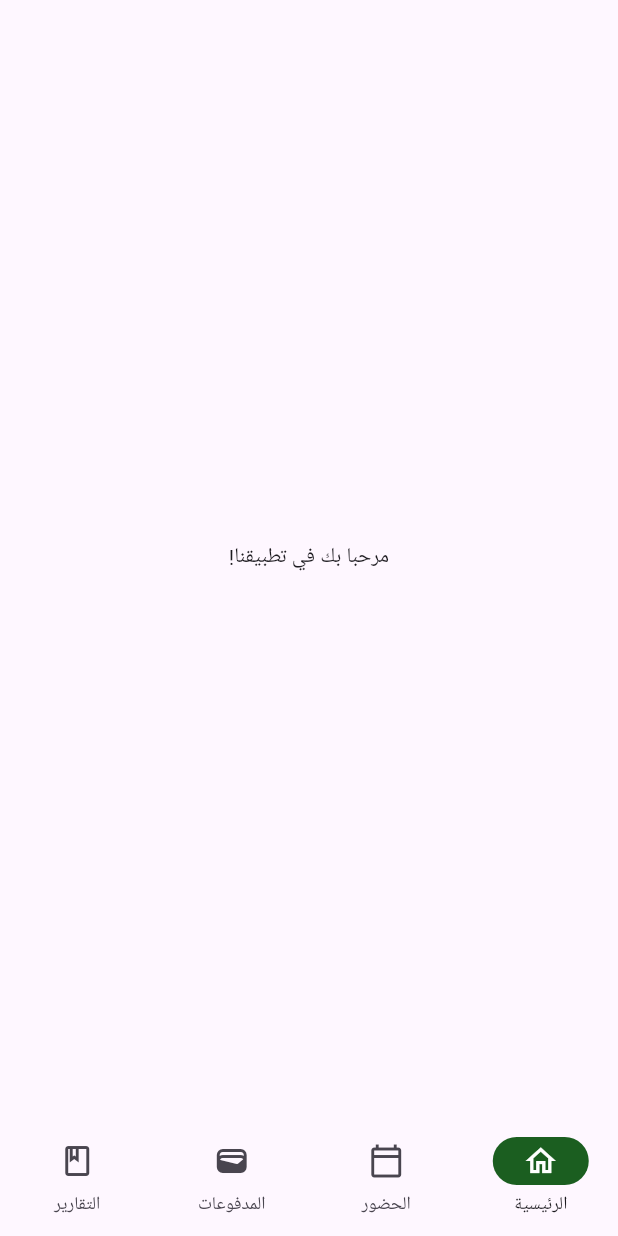
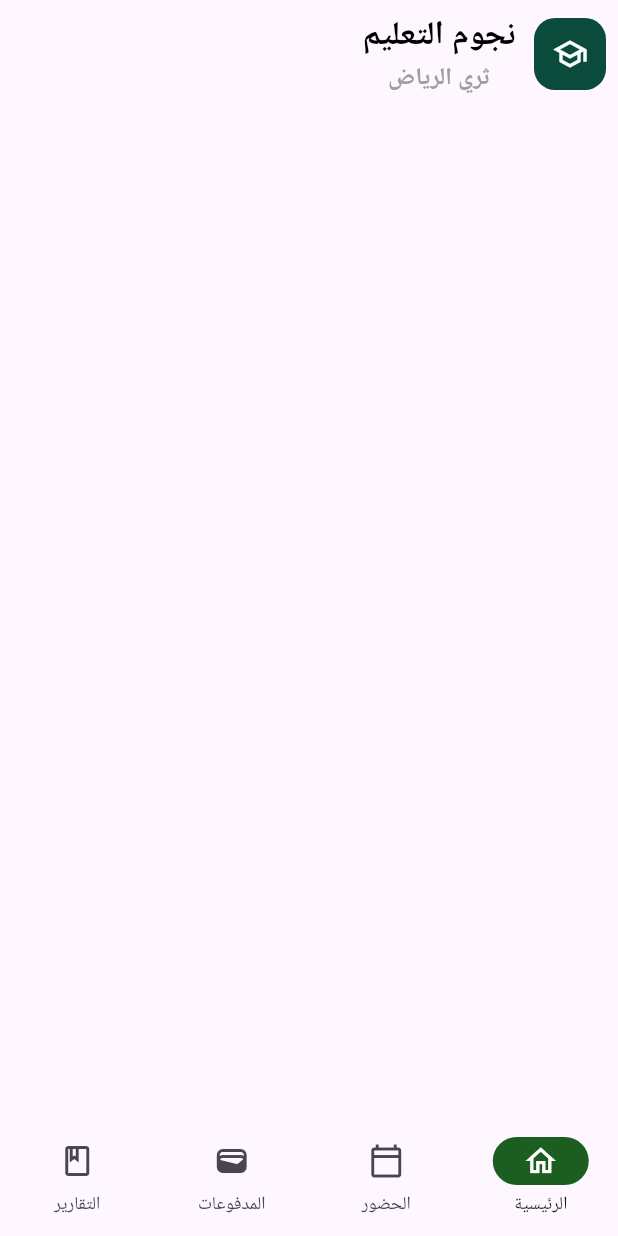
Before and after one commit to MahmoudEldeeb10/durosy, a Flutter app: the screen it shows after launch, on a phone screen of 412 x 824 dp. Run offline on Flutter 3.47's test engine with Material 3 defaults, Android fonts, the phone set to English and light mode, and no system bars; our stand-ins replace bloc, equatable, flutter_bloc.

Commit message:
add home app bar

```diff
--- a/lib/features/home/presentation/view/home_view.dart
+++ b/lib/features/home/presentation/view/home_view.dart
@@ -5,6 +5,57 @@ class HomeView extends StatelessWidget {
 
   @override
   Widget build(BuildContext context) {
-    return Scaffold(body: Center(child: Text('مرحبا بك في تطبيقنا!')));
+    return SafeArea(
+      child: Scaffold(
+        body: SingleChildScrollView(
+          child: Column(
+            crossAxisAlignment: CrossAxisAlignment.start,
+            children: [
+              Padding(
+                padding: const EdgeInsets.all(8.0),
+                child: Row(
+                  children: [
+                    Container(
+                      width: 48,
+                      height: 48,
+                      decoration: BoxDecoration(
+                        color: const Color(0xFF0A4B3C),
+                        borderRadius: BorderRadius.circular(14),
+                      ),
+                      child: const Icon(
+                        Icons.school_outlined,
+                        color: Colors.white,
+                        size: 24,
+                      ),
+                    ),
+                    SizedBox(width: 12),
+                    Column(
+                      children: const [
+                        Text(
+                          'نجوم التعليم',
+                          style: TextStyle(
+                            fontSize: 22,
+                            fontWeight: FontWeight.bold,
+                            color: Colors.black,
+                          ),
+                        ),
+                        Text(
+                          'ثري الرياض',
+                          style: TextStyle(
+                            fontSize: 16,
+                            color: Colors.grey,
+                            fontWeight: FontWeight.bold,
+                          ),
+                        ),
+                      ],
+                    ),
+                  ],
+                ),
+              ),
+            ],
+          ),
+        ),
+      ),
+    );
   }
 }
```
